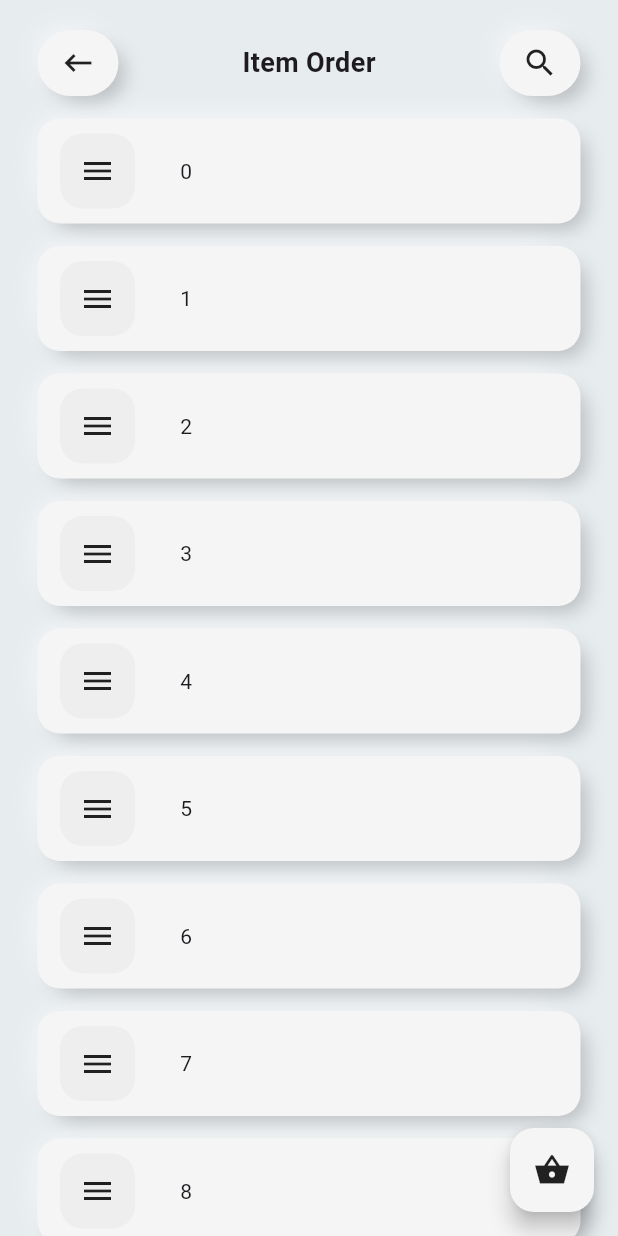
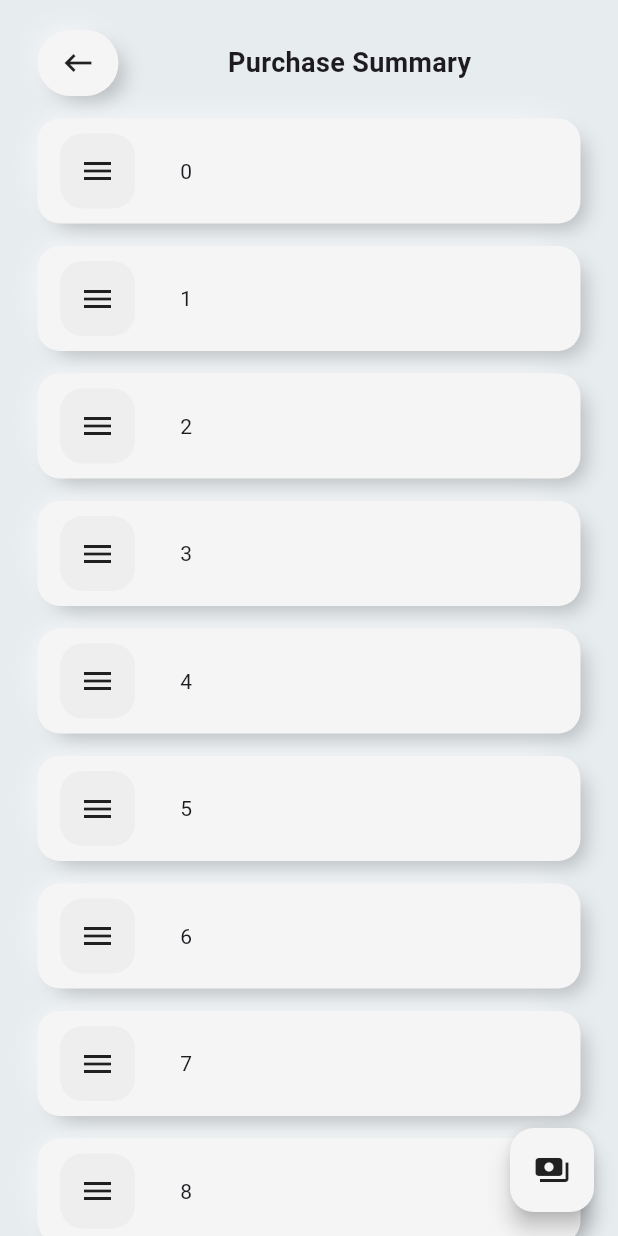
Before and after one commit to NasyaZafira/charise, a Flutter app: the screen it shows after launch, after a tap on "Order", after a tap on the "shopping basket" icon, on a phone screen of 412 x 824 dp. Run offline on Flutter 3.47's test engine with Material 3 defaults, Android fonts, the phone set to English and light mode, and no system bars.

Commit message:
Update purchase and payment summary

```diff
--- /dev/null
+++ b/lib/components/base_app_bar.dart
@@ -0,0 +1,43 @@
+import 'package:flutter/material.dart';
+import 'package:flutter/widgets.dart';
+
+import '../neu_button.dart';
+
+class BaseAppBar extends StatelessWidget {
+  final String title;
+  final Function onBackPressed;
+
+  const BaseAppBar(
+      {super.key, required this.title, required this.onBackPressed});
+
+  @override
+  Widget build(BuildContext context) {
+    return Row(
+      mainAxisAlignment: MainAxisAlignment.spaceBetween,
+      children: [
+        Container(
+          margin: EdgeInsets.only(top: 20, left: 25),
+          child: NeuButton(
+            child: Icon(Icons.keyboard_backspace_sharp),
+            padding: EdgeInsets.symmetric(vertical: 10, horizontal: 15),
+            borderRadius: BorderRadius.circular(30),
+            onPressed: () {
+              onBackPressed();
+            },
+          ),
+        ),
+        Container(
+          margin: EdgeInsets.only(top: 20),
+          child: Text(
+            title,
+            textAlign: TextAlign.center,
+            style: TextStyle(fontSize: 18, fontWeight: FontWeight.bold),
+          ),
+        ),
+        Container(
+          margin: EdgeInsets.only(top: 20, right: 25),
+        ),
+      ],
+    );
+  }
+}
--- a/lib/home_page.dart
+++ b/lib/home_page.dart
@@ -9,7 +9,6 @@ class HomePage extends StatefulWidget {
 }
 
 class _HomePageState extends State<HomePage> {
-
   @override
   Widget build(BuildContext context) {
     final bgColor = Color(0xFFE7ECEF);
@@ -34,6 +33,7 @@ class _HomePageState extends State<HomePage> {
                 textAlign: TextAlign.center,
               ),
             ),
+            onPressed: () {},
           ),
         ),
       ),
--- a/lib/neu_button.dart
+++ b/lib/neu_button.dart
@@ -4,9 +4,14 @@ class NeuButton extends StatefulWidget {
   final Widget child;
   final BorderRadius borderRadius;
   final EdgeInsetsGeometry padding;
+  final Function onPressed;
 
-  NeuButton(
-      {required this.child, required this.borderRadius, required this.padding});
+  NeuButton({
+    required this.child,
+    required this.borderRadius,
+    required this.padding,
+    required this.onPressed,
+  });
 
   @override
   _NeuButtonState createState() => _NeuButtonState();
@@ -30,7 +35,10 @@ class _NeuButtonState extends State<NeuButton> {
   @override
   Widget build(BuildContext context) {
     return Listener(
-      onPointerDown: _onPointerDown,
+      onPointerDown: (e) {
+        _onPointerDown(e);
+        widget.onPressed();
+      },
       onPointerUp: _onPointerUp,
       child: Container(
         padding: widget.padding,
@@ -48,10 +56,9 @@ class _NeuButtonState extends State<NeuButton> {
                     ),
                     BoxShadow(
                         color: Colors.black.withOpacity(.2),
-                        offset: Offset(7 , 7),
+                        offset: Offset(7, 7),
                         blurRadius: 10,
-                        spreadRadius: -3
-                    )
+                        spreadRadius: -3)
                   ]),
         child: widget.child,
       ),
--- a/lib/purchase_order.dart
+++ b/lib/purchase_order.dart
@@ -5,6 +5,7 @@ import 'package:flutter/widgets.dart';
 import 'dialog.dart';
 import 'neu_button.dart';
 import 'neu_container.dart';
+import 'purchase_summary.dart';
 
 class Purchase extends StatefulWidget {
   @override
@@ -52,6 +53,7 @@ class _PurchaseState extends State<Purchase> {
               child: Icon(Icons.keyboard_backspace_sharp),
               padding: EdgeInsets.symmetric(vertical: 10, horizontal: 15),
               borderRadius: BorderRadius.circular(30),
+              onPressed: () {},
             ),
           ),
           Container(
@@ -74,8 +76,7 @@ class _PurchaseState extends State<Purchase> {
                       size: 80.0,
                     ),
                     title: 'Testing Dialog',
-                    message:
-                        'Asline ini isinya textfield\nHiraukan aja',
+                    message: 'Asline ini isinya textfield\nHiraukan aja',
                     actions: [
                       TextButton(
                         onPressed: () => Navigator.of(ctx).pop(),
@@ -89,6 +90,7 @@ class _PurchaseState extends State<Purchase> {
                 child: Icon(Icons.search_sharp),
                 padding: EdgeInsets.symmetric(vertical: 10, horizontal: 15),
                 borderRadius: BorderRadius.circular(30),
+                onPressed: () {},
               ),
             ),
           ),
@@ -123,7 +125,16 @@ class _PurchaseState extends State<Purchase> {
           Icons.shopping_basket_sharp,
           color: Colors.black87,
         ),
-        onPressed: () {},
+        onPressed: () {
+          Navigator.push(
+            context,
+            MaterialPageRoute(
+              builder: (context) => PurchaseSummary(
+                itemList: itemList,
+              ),
+            ),
+          );
+        },
       ),
     );
   }
--- /dev/null
+++ b/lib/purchase_summary.dart
@@ -0,0 +1,58 @@
+import 'package:charise/components/base_app_bar.dart';
+import 'package:flutter/material.dart';
+import 'package:flutter/widgets.dart';
+
+import 'payment_summary.dart';
+
+class PurchaseSummary extends StatefulWidget {
+  final List<Widget> itemList;
+  const PurchaseSummary({Key? key, required this.itemList}) : super(key: key);
+
+  @override
+  State<PurchaseSummary> createState() => _PurchaseSummaryState();
+}
+
+class _PurchaseSummaryState extends State<PurchaseSummary> {
+  @override
+  Widget build(BuildContext context) {
+    return Scaffold(
+      backgroundColor: Color(0xFFE7ECEF),
+      body: SafeArea(
+        child: Container(
+          width: MediaQuery.sizeOf(context).width,
+          height: MediaQuery.sizeOf(context).height,
+          child: SingleChildScrollView(
+            child: Column(
+              children: [
+                BaseAppBar(
+                  title: "Purchase Summary",
+                  onBackPressed: () {
+                    Navigator.pop(context);
+                  },
+                ),
+                ListView(
+                  shrinkWrap: true,
+                  physics: const NeverScrollableScrollPhysics(),
+                  children: widget.itemList,
+                ),
+              ],
+            ),
+          ),
+        ),
+      ),
+      floatingActionButton: FloatingActionButton(
+        backgroundColor: Colors.grey[100],
+        child: const Icon(
+          Icons.payments,
+          color: Colors.black87,
+        ),
+        onPressed: () {
+          Navigator.push(
+            context,
+            MaterialPageRoute(builder: (context) => PaymentSummary()),
+          );
+        },
+      ),
+    );
+  }
+}
```
Also changed, not shown: lib/components/summary_item.dart (added, +36 -0 lines), lib/payment_summary.dart (added, +38 -0 lines), 1 other file.
